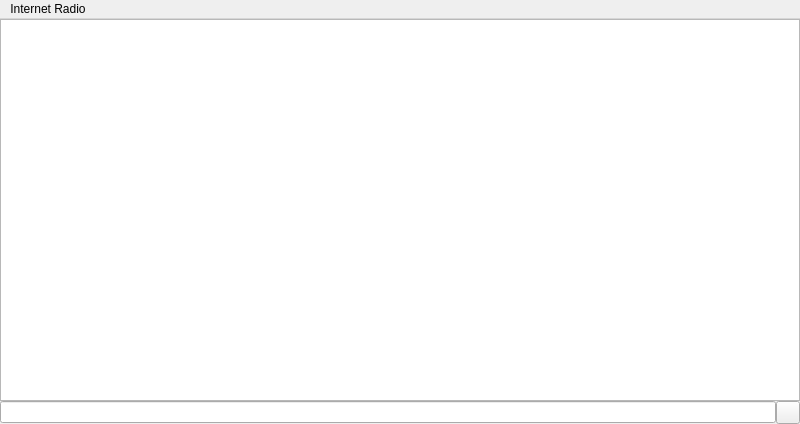
Above: internetradiowindow.ui from gidzzz/openmediaplayer before the change. Below: the same form after it.
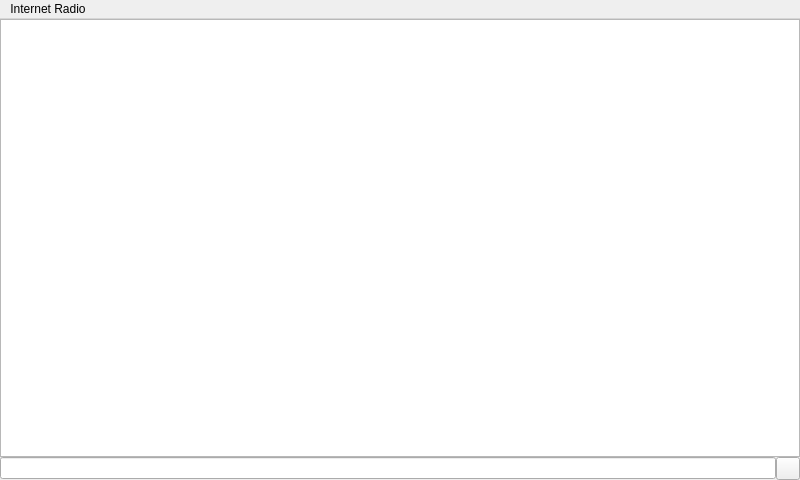
That is the form after the change. Custom widgets are drawn as their Qt base class.

Patch:
```diff
--- a/internetradiowindow.ui
+++ b/internetradiowindow.ui
@@ -7,7 +7,7 @@
     <x>0</x>
     <y>0</y>
     <width>800</width>
-    <height>424</height>
+    <height>480</height>
    </rect>
   </property>
   <property name="windowTitle">
@@ -17,8 +17,8 @@
    <widget class="NowPlayingIndicator" name="indicator" native="true">
     <property name="geometry">
      <rect>
-      <x>690</x>
-      <y>330</y>
+      <x>680</x>
+      <y>380</y>
       <width>112</width>
       <height>70</height>
      </rect>
@@ -63,11 +63,7 @@
         <widget class="QLineEdit" name="searchEdit"/>
        </item>
        <item>
-        <widget class="QToolButton" name="searchHideButton">
-         <property name="text">
-          <string/>
-         </property>
-        </widget>
+        <widget class="QToolButton" name="searchHideButton"/>
        </item>
       </layout>
      </widget>
```
Left out of the diff: 4 changed lines with no effect on the pictures.
